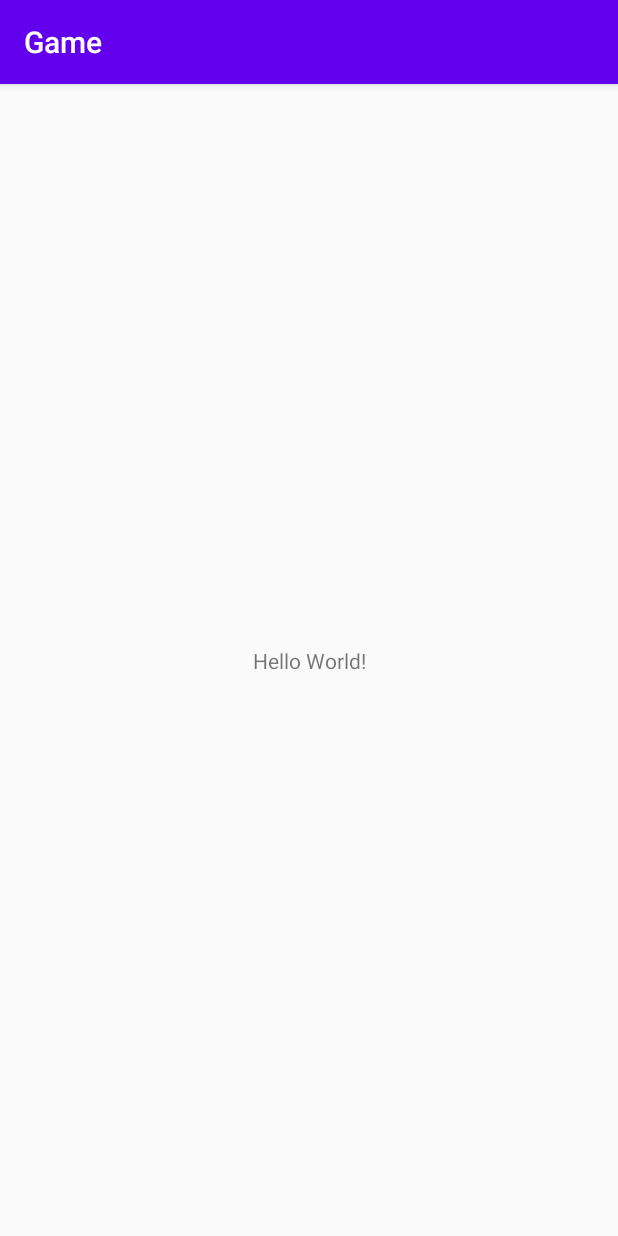
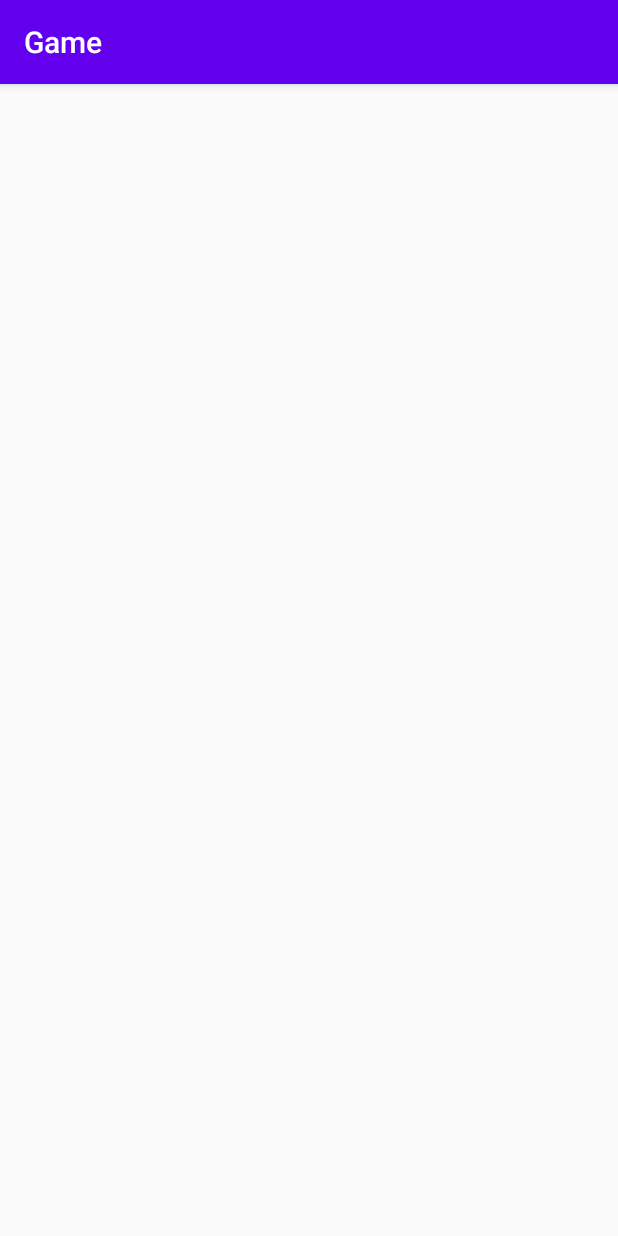
Before and after one commit to robo360/Game, an Android app: the screen it shows after launch (MainActivity), on a phone screen of 412 x 824 dp. Run offline under Robolectric (Android 15) with nearby library versions, the phone set to English and light mode, and no system bars; libraries missing offline, so code that uses them is left out: com.parse; 2 statements that could not run were skipped.

```diff
--- a/app/build.gradle
+++ b/app/build.gradle
@@ -29,5 +29,11 @@ dependencies {
     testImplementation 'junit:junit:4.12'
     androidTestImplementation 'androidx.test.ext:junit:1.1.1'
     androidTestImplementation 'androidx.test.espresso:espresso-core:3.2.0'
+    //parse
+    implementation 'com.github.parse-community.Parse-SDK-Android:parse:1.24.2'
+    implementation 'com.squareup.okhttp3:logging-interceptor:3.8.1' // for logging API calls to LogCat
+    //parceler
+    implementation 'org.parceler:parceler-api:1.1.12'
+    annotationProcessor 'org.parceler:parceler:1.1.12'
 
 }
--- a/app/src/main/AndroidManifest.xml
+++ b/app/src/main/AndroidManifest.xml
@@ -3,13 +3,15 @@
     package="com.example.game">
 
     <application
+        android:name=".ParseApplication"
         android:allowBackup="true"
         android:icon="@mipmap/ic_launcher"
         android:label="@string/app_name"
         android:roundIcon="@mipmap/ic_launcher_round"
         android:supportsRtl="true"
         android:theme="@style/AppTheme">
-        <activity android:name=".MainActivity">
+        <activity android:name=".activities.LoginActivity"></activity>
+        <activity android:name=".activities.MainActivity">
             <intent-filter>
                 <action android:name="android.intent.action.MAIN" />
 
--- /dev/null
+++ b/app/src/main/java/com/example/game/ParseApplication.java
@@ -0,0 +1,33 @@
+package com.example.game;
+
+import android.app.Application;
+
+import com.parse.Parse;
+
+import okhttp3.OkHttpClient;
+import okhttp3.logging.HttpLoggingInterceptor;
+
+public class ParseApplication extends Application {
+    @Override
+    public void onCreate() {
+        super.onCreate();
+
+        // Use for troubleshooting -- remove this line for production
+        Parse.setLogLevel(Parse.LOG_LEVEL_DEBUG);
+
+        // Use for monitoring Parse OkHttp traffic
+        // Can be Level.BASIC, Level.HEADERS, or Level.BODY
+        // See http://square.github.io/okhttp/3.x/logging-interceptor/ to see the options.
+        OkHttpClient.Builder builder = new OkHttpClient.Builder();
+        HttpLoggingInterceptor httpLoggingInterceptor = new HttpLoggingInterceptor();
+        httpLoggingInterceptor.setLevel(HttpLoggingInterceptor.Level.BODY);
+        builder.networkInterceptors().add(httpLoggingInterceptor);
+
+        // set applicationId, and server server based on the values in the Heroku settings.
+        // clientKey is not needed unless explicitly configured
+        // any network interceptors must be added with the Configuration Builder given this syntax
+        Parse.initialize(new Parse.Configuration.Builder(this)
+                .applicationId("gameparse") // should correspond to APP_ID env variable
+                .server("https://gameparse.herokuapp.com/parse/").build());
+    }
+}
--- a/app/src/main/java/com/example/game/MainActivity.java
+++ b/app/src/main/java/com/example/game/activities/MainActivity.java
@@ -1,8 +1,10 @@
-package com.example.game;
+package com.example.game.activities;
 
 import androidx.appcompat.app.AppCompatActivity;
 
 import android.os.Bundle;
+
+import com.example.game.R;
 
 public class MainActivity extends AppCompatActivity {
 
--- a/app/src/main/res/layout/activity_main.xml
+++ b/app/src/main/res/layout/activity_main.xml
@@ -4,15 +4,4 @@
     xmlns:tools="http://schemas.android.com/tools"
     android:layout_width="match_parent"
     android:layout_height="match_parent"
-    tools:context=".MainActivity">
-
-    <TextView
-        android:layout_width="wrap_content"
-        android:layout_height="wrap_content"
-        android:text="Hello World!"
-        app:layout_constraintBottom_toBottomOf="parent"
-        app:layout_constraintLeft_toLeftOf="parent"
-        app:layout_constraintRight_toRightOf="parent"
-        app:layout_constraintTop_toTopOf="parent" />
-
-</androidx.constraintlayout.widget.ConstraintLayout>
+    tools:context=".activities.MainActivity"/>
--- a/build.gradle
+++ b/build.gradle
@@ -16,6 +16,7 @@ allprojects {
     repositories {
         google()
         jcenter()
+        maven { url "https://jitpack.io" }
     }
 }
 
```
Also changed, not shown: app/src/main/java/com/example/game/models/Community.java (added, +63 -0 lines), app/src/main/java/com/example/game/models/Event.java (added, +74 -0 lines).
